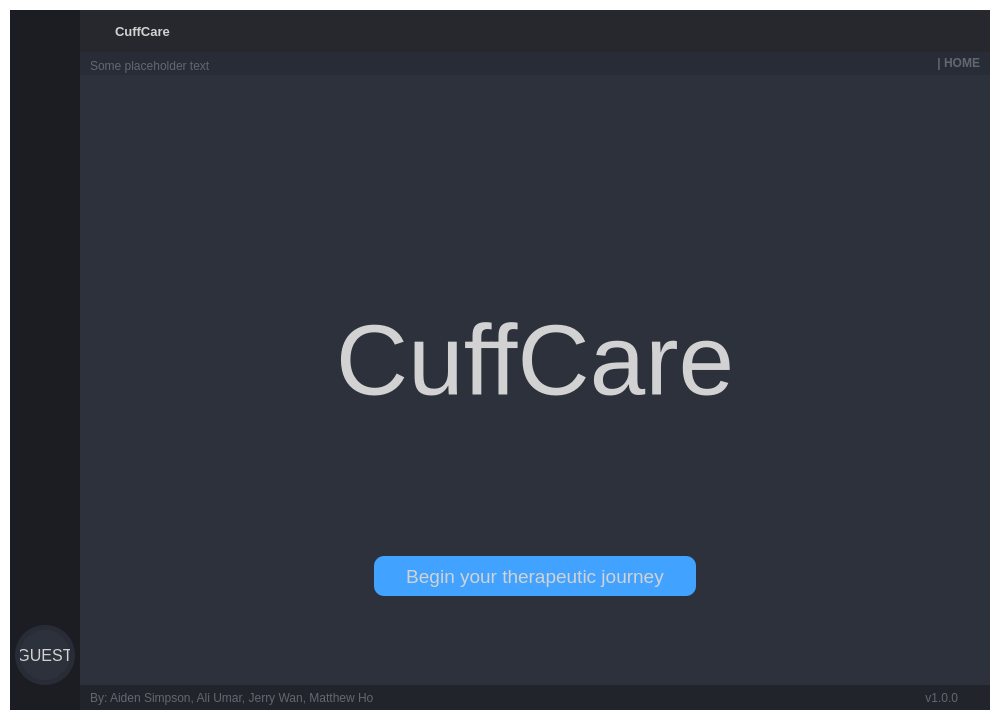
First picture: the form in UI/dashboard.ui, repository farita1699/CuffCare, before the edit.
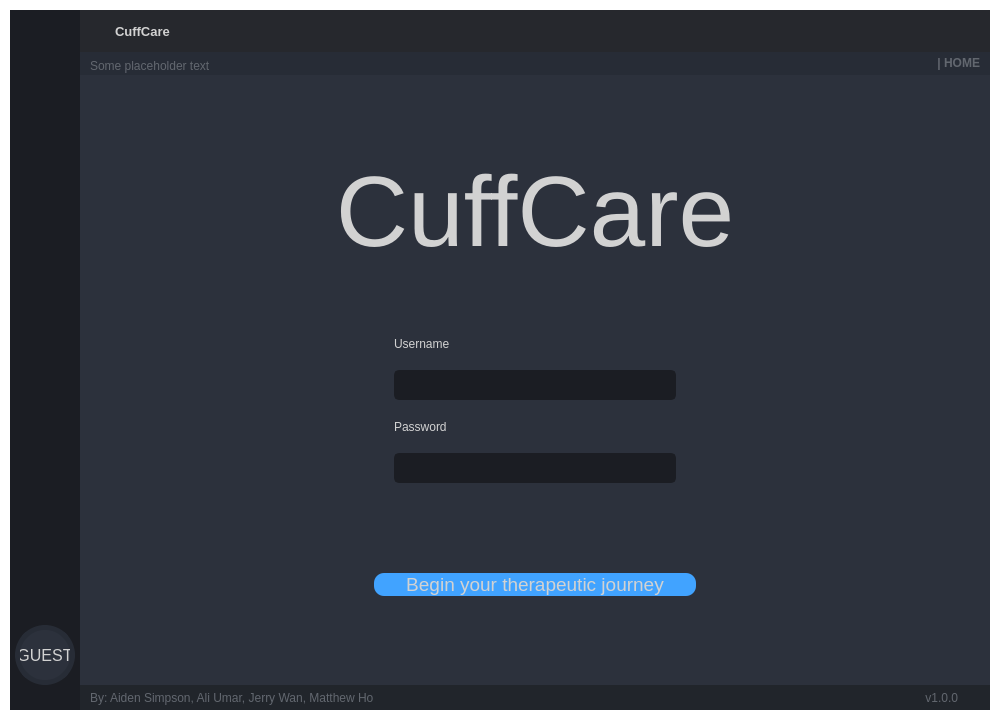
Second picture: the form after the edit. The open tabs and pages were chosen to show the change. Icons and pictures are not drawn.

Diff of the .ui file:
```diff
--- a/UI/dashboard.ui
+++ b/UI/dashboard.ui
@@ -1564,6 +1564,18 @@
                    <layout class="QVBoxLayout" name="verticalLayout_10">
                     <item>
                      <widget class="QLabel" name="label_2">
+                      <property name="sizePolicy">
+                       <sizepolicy hsizetype="Preferred" vsizetype="Fixed">
+                        <horstretch>0</horstretch>
+                        <verstretch>0</verstretch>
+                       </sizepolicy>
+                      </property>
+                      <property name="minimumSize">
+                       <size>
+                        <width>0</width>
+                        <height>60</height>
+                       </size>
+                      </property>
                       <property name="text">
                        <string/>
                       </property>
@@ -1573,6 +1585,7 @@
                      <widget class="QLabel" name="label_6">
                       <property name="font">
                        <font>
+                        <family>Segoe UI</family>
                         <pointsize>-1</pointsize>
                         <weight>12</weight>
                         <bold>false</bold>
@@ -1591,6 +1604,102 @@
                       </property>
                      </widget>
                     </item>
+                    <item alignment="Qt::AlignHCenter">
+                     <widget class="QWidget" name="verticalWidget" native="true">
+                      <property name="sizePolicy">
+                       <sizepolicy hsizetype="Preferred" vsizetype="Expanding">
+                        <horstretch>0</horstretch>
+                        <verstretch>0</verstretch>
+                       </sizepolicy>
+                      </property>
+                      <property name="minimumSize">
+                       <size>
+                        <width>300</width>
+                        <height>120</height>
+                       </size>
+                      </property>
+                      <property name="layoutDirection">
+                       <enum>Qt::LeftToRight</enum>
+                      </property>
+                      <layout class="QVBoxLayout" name="verticalLayout_8">
+                       <item>
+                        <widget class="QLabel" name="label_13">
+                         <property name="text">
+                          <string>Username</string>
+                         </property>
+                        </widget>
+                       </item>
+                       <item>
+                        <widget class="QLineEdit" name="lineEdit_2">
+                         <property name="sizePolicy">
+                          <sizepolicy hsizetype="Preferred" vsizetype="Fixed">
+                           <horstretch>0</horstretch>
+                           <verstretch>0</verstretch>
+                          </sizepolicy>
+                         </property>
+                         <property name="minimumSize">
+                          <size>
+                           <width>90</width>
+                           <height>30</height>
+                          </size>
+                         </property>
+                         <property name="layoutDirection">
+                          <enum>Qt::LeftToRight</enum>
+                         </property>
+                         <property name="styleSheet">
+                          <string notr="true">QLineEdit {
+	background-color: rgb(27, 29, 35);
+	border-radius: 5px;
+	border: 2px solid rgb(27, 29, 35);
+	padding-left: 10px;
+	color: rgb(98, 103, 111);
+}
+QLineEdit:hover {
+	border: 2px solid rgb(64, 71, 88);
+}
+</string>
+                         </property>
+                         <property name="alignment">
+                          <set>Qt::AlignLeading|Qt::AlignLeft|Qt::AlignVCenter</set>
+                         </property>
+                        </widget>
+                       </item>
+                       <item>
+                        <widget class="QLabel" name="label_14">
+                         <property name="text">
+                          <string>Password</string>
+                         </property>
+                        </widget>
+                       </item>
+                       <item>
+                        <widget class="QLineEdit" name="lineEdit_3">
+                         <property name="minimumSize">
+                          <size>
+                           <width>0</width>
+                           <height>30</height>
+                          </size>
+                         </property>
+                         <property name="styleSheet">
+                          <string notr="true">QLineEdit {
+	background-color: rgb(27, 29, 35);
+	border-radius: 5px;
+	border: 2px solid rgb(27, 29, 35);
+	padding-left: 10px;
+	color: rgb(98, 103, 111);
+}
+QLineEdit:hover {
+	border: 2px solid rgb(64, 71, 88);
+}
+</string>
+                         </property>
+                         <property name="echoMode">
+                          <enum>QLineEdit::Password</enum>
+                         </property>
+                        </widget>
+                       </item>
+                      </layout>
+                     </widget>
+                    </item>
                     <item>
                      <widget class="QLabel" name="label">
                       <property name="font">
```
Left out of the diff: 2 changed lines with no effect on the pictures.
